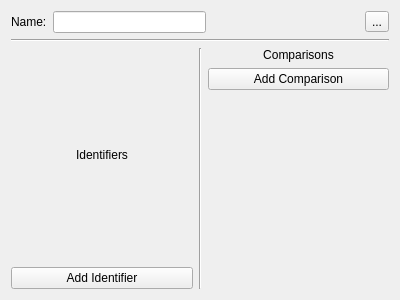
First picture: the form in atef/ui/id_and_comp.ui, repository pcdshub/atef, before the edit.
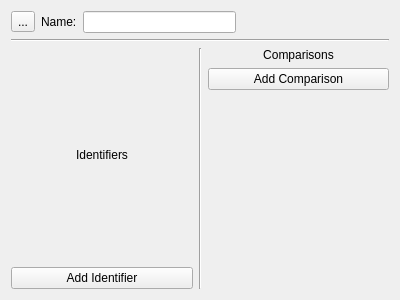
Second picture: the form after the edit.

Commit message: ENH: relocate and add tooltips to navigation buttons

Patch:
```diff
--- a/atef/ui/id_and_comp.ui
+++ b/atef/ui/id_and_comp.ui
@@ -19,6 +19,13 @@
      <property name="bottomMargin">
       <number>0</number>
      </property>
+     <item>
+      <widget class="QToolButton" name="parent_button">
+       <property name="text">
+        <string>...</string>
+       </property>
+      </widget>
+     </item>
      <item>
       <widget class="QLabel" name="label">
        <property name="text">
@@ -46,13 +53,6 @@
        </property>
       </spacer>
      </item>
-     <item>
-      <widget class="QToolButton" name="parent_button">
-       <property name="text">
-        <string>...</string>
-       </property>
-      </widget>
-     </item>
     </layout>
    </item>
    <item>
```
The commit also changes 5 other files.
